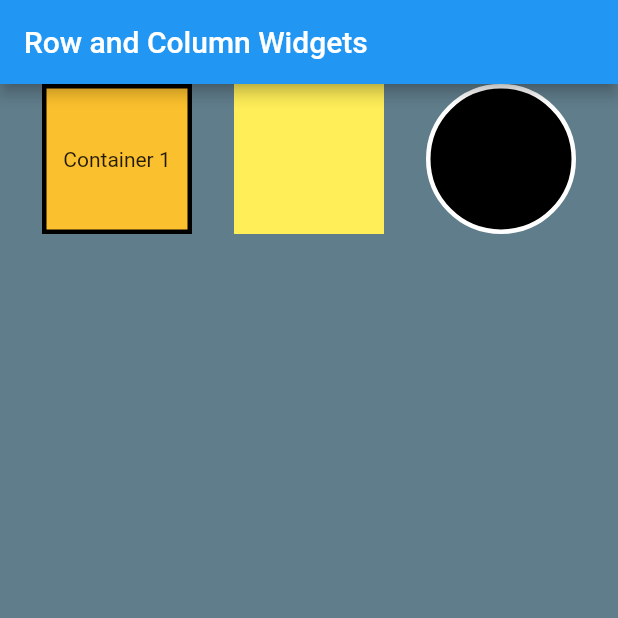
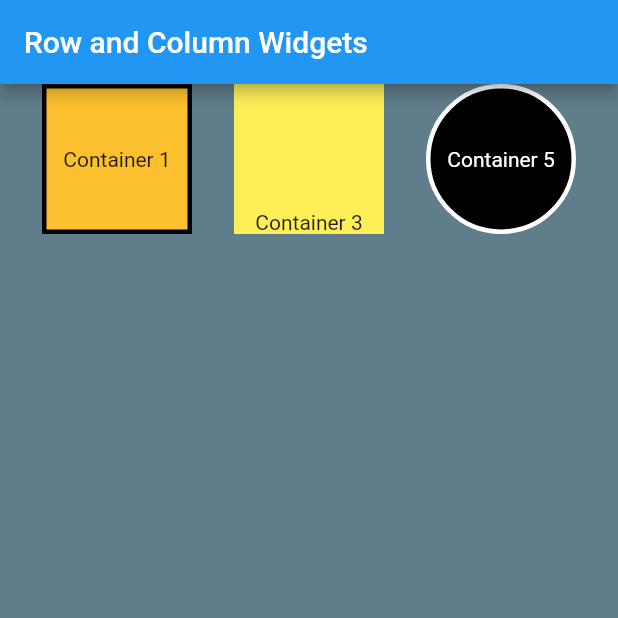
Before and after one commit to nbignell2/2504, a Flutter app: the screen it shows after launch, on a phone screen of 412 x 824 dp, the top half of it. Run offline on Flutter 3.47's test engine with Material 2 defaults, Android fonts, the phone set to English and light mode, and no system bars.

Commit message:
Finished container 3 and 5 styling

```diff
--- a/build_01/lib/main.dart
+++ b/build_01/lib/main.dart
@@ -32,12 +32,17 @@ class MyApp extends StatelessWidget {
             height: 100,
             width: 100,
             color: Colors.yellow[400],
+            child: Text('Container 3'),
+            alignment: Alignment.bottomCenter,
           ),
           Container(
             height: 100,
             width: 100,
             child: Center(
-              child: Text('Container 5'),
+              child: Text(
+                'Container 5',
+                style: TextStyle(color: Colors.white),
+              ),
             ),
             decoration: BoxDecoration(
                 shape: BoxShape.circle,
```
